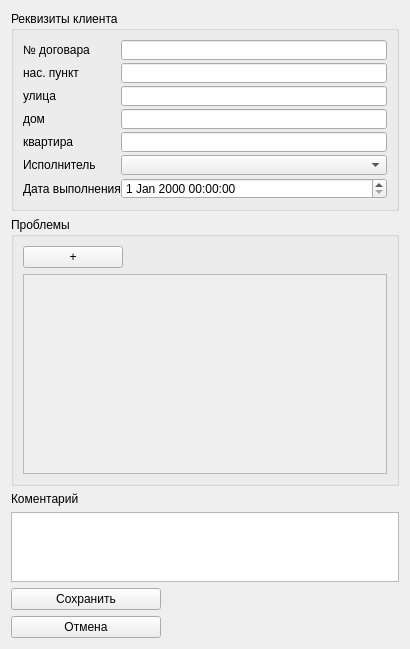
First picture: the form in TaskManager/task.ui, repository NVZver/TaskManager, before the edit.
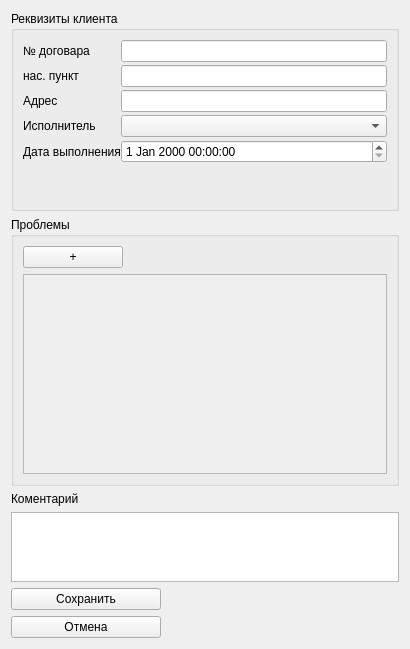
Second picture: the form after the edit.

Diff of the .ui file:
```diff
--- a/TaskManager/task.ui
+++ b/TaskManager/task.ui
@@ -34,12 +34,28 @@
      <layout class="QVBoxLayout" name="verticalLayout_5">
       <item>
        <layout class="QFormLayout" name="formLayout">
+        <property name="fieldGrowthPolicy">
+         <enum>QFormLayout::AllNonFixedFieldsGrow</enum>
+        </property>
         <property name="horizontalSpacing">
          <number>0</number>
         </property>
         <property name="verticalSpacing">
          <number>3</number>
         </property>
+        <item row="0" column="0">
+         <widget class="QLabel" name="lblContractNumber">
+          <property name="frameShape">
+           <enum>QFrame::NoFrame</enum>
+          </property>
+          <property name="text">
+           <string>№ договара</string>
+          </property>
+         </widget>
+        </item>
+        <item row="0" column="1">
+         <widget class="QLineEdit" name="lntContractNumber"/>
+        </item>
         <item row="1" column="0">
          <widget class="QLabel" name="lblLocality">
           <property name="text">
@@ -51,66 +67,33 @@
          <widget class="QLineEdit" name="lntLocality"/>
         </item>
         <item row="2" column="0">
-         <widget class="QLabel" name="lblStreet">
+         <widget class="QLabel" name="lblAddress">
           <property name="text">
-           <string>улица</string>
+           <string>Адрес</string>
           </property>
          </widget>
         </item>
         <item row="2" column="1">
-         <widget class="QLineEdit" name="lntStreet"/>
+         <widget class="QLineEdit" name="lntAddress"/>
         </item>
         <item row="3" column="0">
-         <widget class="QLabel" name="lblHouse">
-          <property name="text">
-           <string>дом</string>
-          </property>
-         </widget>
-        </item>
-        <item row="3" column="1">
-         <widget class="QLineEdit" name="lntHouse"/>
-        </item>
-        <item row="4" column="1">
-         <widget class="QLineEdit" name="lntApartment"/>
-        </item>
-        <item row="4" column="0">
-         <widget class="QLabel" name="lblApartment">
-          <property name="text">
-           <string>квартира</string>
-          </property>
-         </widget>
-        </item>
-        <item row="0" column="0">
-         <widget class="QLabel" name="lblContractNumber">
-          <property name="frameShape">
-           <enum>QFrame::NoFrame</enum>
-          </property>
-          <property name="text">
-           <string>№ договара</string>
-          </property>
-         </widget>
-        </item>
-        <item row="0" column="1">
-         <widget class="QLineEdit" name="lntContractNumber"/>
-        </item>
-        <item row="5" column="0">
          <widget class="QLabel" name="lblPerformer">
           <property name="text">
            <string>Исполнитель</string>
           </property>
          </widget>
         </item>
-        <item row="5" column="1">
+        <item row="3" column="1">
          <widget class="QComboBox" name="cbxPerformers"/>
         </item>
-        <item row="6" column="0">
+        <item row="4" column="0">
          <widget class="QLabel" name="lblDeadline">
           <property name="text">
            <string>Дата выполнения</string>
           </property>
          </widget>
         </item>
-        <item row="6" column="1">
+        <item row="4" column="1">
          <widget class="QDateTimeEdit" name="dteDeadline"/>
         </item>
        </layout>
```
